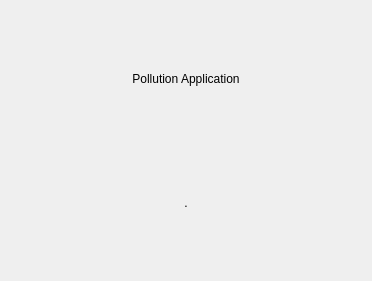
Gnoumy/RaspMeteo, file localStationCS/pollutionwidget.ui: the form before one commit.
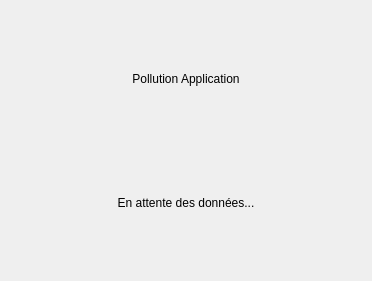
The form after the commit. The open tabs and pages were chosen to show the change.

Commit message: Pollution Widget: ajout de l'aiguille

The edit to the form file:
```diff
--- a/localStationCS/pollutionwidget.ui
+++ b/localStationCS/pollutionwidget.ui
@@ -172,7 +172,7 @@
        <item>
         <widget class="QLabel" name="label_graph">
          <property name="text">
-          <string>.</string>
+          <string>En attente des données...</string>
          </property>
          <property name="alignment">
           <set>Qt::AlignCenter</set>
```
Left out of the diff: 2 changed lines with no effect on the pictures. The commit also changes 1 other file.
